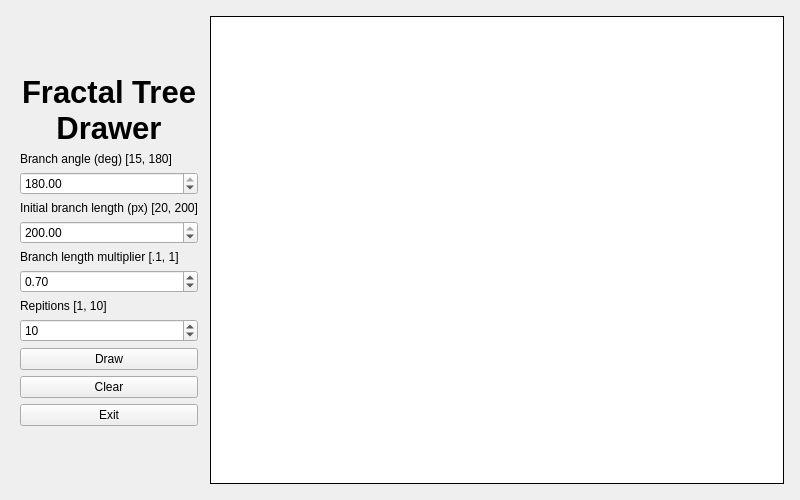
bericp1/csci1300-project2-fractals, file entry.ui: the form before one commit.
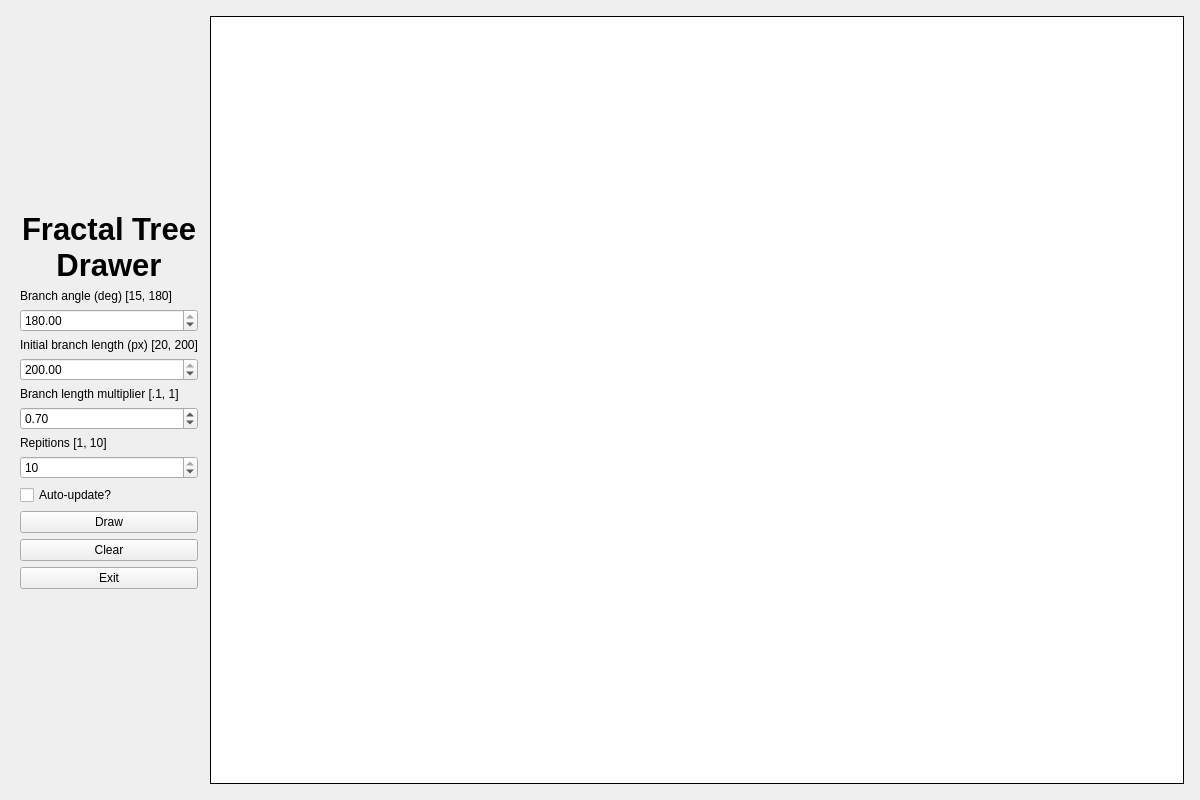
The form after the commit.

Commit message: auto-update; comments

```diff
--- a/entry.ui
+++ b/entry.ui
@@ -6,8 +6,8 @@
    <rect>
     <x>0</x>
     <y>0</y>
-    <width>800</width>
-    <height>500</height>
+    <width>1200</width>
+    <height>800</height>
    </rect>
   </property>
   <property name="windowTitle">
@@ -30,7 +30,7 @@
     <number>16</number>
    </property>
    <item>
-    <layout class="QVBoxLayout" name="controlsLayout" stretch="0,0,0,0,0,0,0,0,0,0,0,0,0,0">
+    <layout class="QVBoxLayout" name="controlsLayout" stretch="0,0,0,0,0,0,0,0,0,0,0,0,0,0,0">
      <property name="sizeConstraint">
       <enum>QLayout::SetDefaultConstraint</enum>
      </property>
@@ -173,13 +173,20 @@
         <number>1</number>
        </property>
        <property name="maximum">
-        <number>20</number>
+        <number>10</number>
        </property>
        <property name="value">
         <number>10</number>
        </property>
       </widget>
      </item>
+     <item>
+      <widget class="QCheckBox" name="autoCheckBox">
+       <property name="text">
+        <string>Auto-update?</string>
+       </property>
+      </widget>
+     </item>
      <item>
       <widget class="QPushButton" name="drawButton">
        <property name="text">
```
The commit also changes 2 other files.
